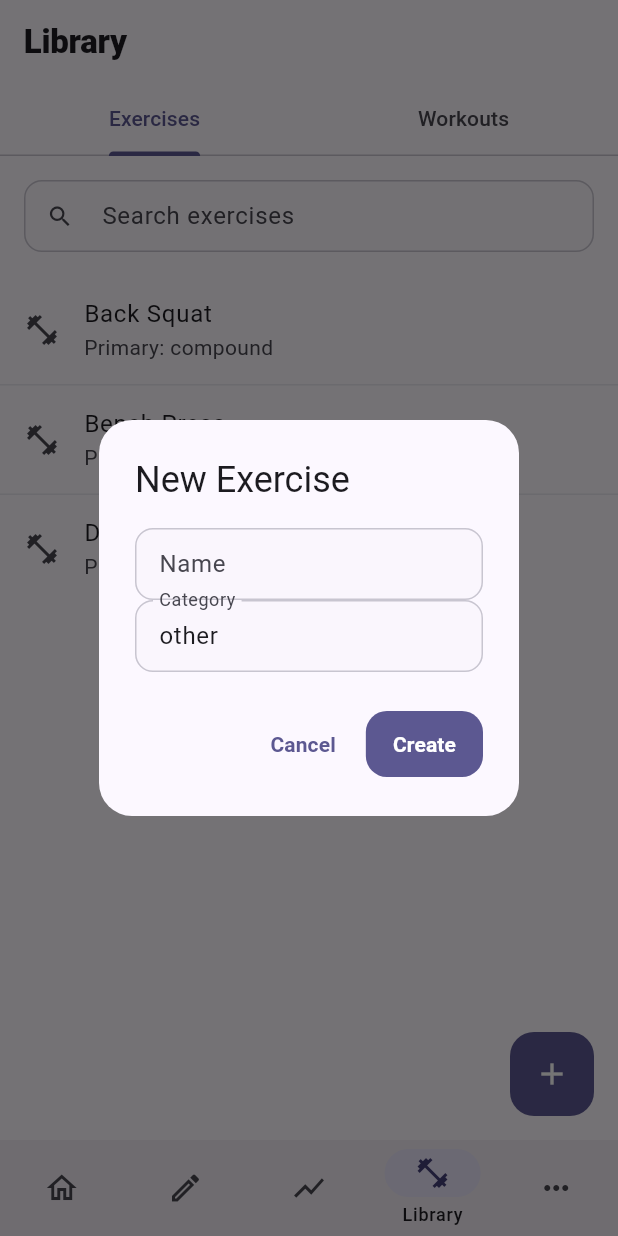
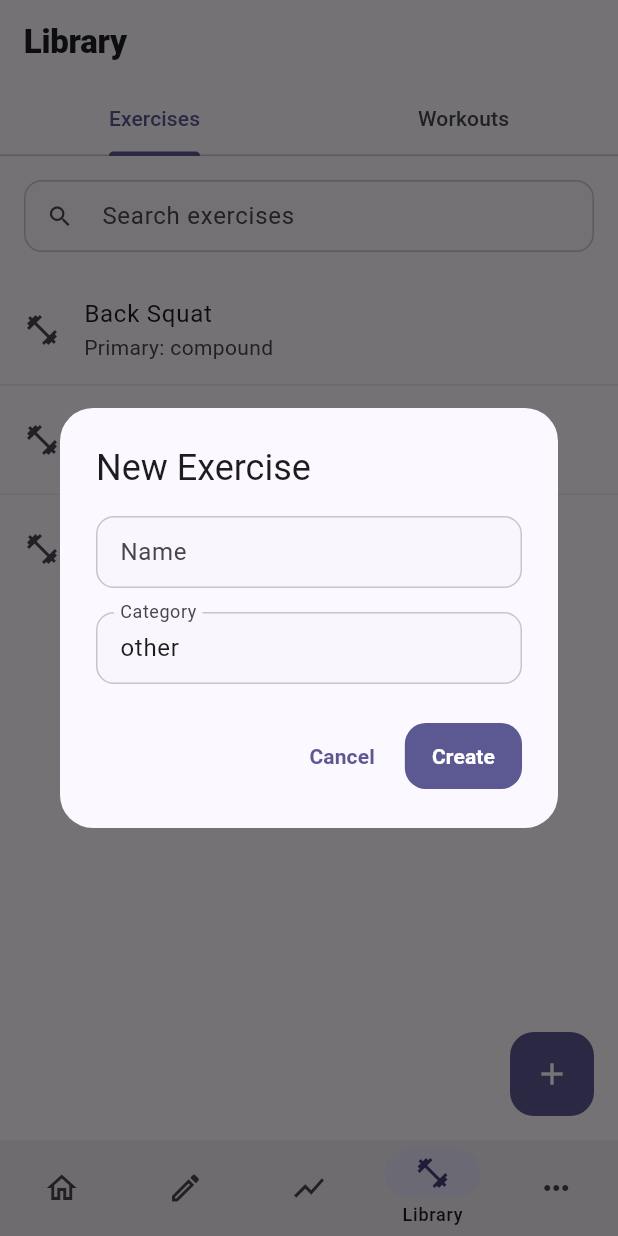
Before and after one commit to OriolHinojo/gym_tracker, a Flutter app: the LibraryScreen screen opened by its route, after a tap on the "add" icon, on a phone screen of 412 x 824 dp. Run offline on Flutter 3.47's test engine with Material 3 defaults, Android fonts, the phone set to English and light mode, and no system bars; our stand-ins replace flutter_riverpod, go_router.

Commit message:
improved visual of adding exercise

```diff
--- a/lib/screens/library/library_screen.dart
+++ b/lib/screens/library/library_screen.dart
@@ -71,12 +71,22 @@ class _LibraryScreenState extends State<LibraryScreen>
       context: context,
       builder: (ctx) => AlertDialog(
         title: const Text('New Exercise'),
-        content: Column(
-          mainAxisSize: MainAxisSize.min,
-          children: [
-            TextField(controller: nameCtrl, decoration: const InputDecoration(labelText: 'Name')),
-            TextField(controller: catCtrl, decoration: const InputDecoration(labelText: 'Category')),
-          ],
+        content: SizedBox(
+          width: 360,
+          child: Column(
+            mainAxisSize: MainAxisSize.min,
+            children: [
+              TextField(
+                controller: nameCtrl,
+                decoration: const InputDecoration(labelText: 'Name'),
+              ),
+              const SizedBox(height: 16),
+              TextField(
+                controller: catCtrl,
+                decoration: const InputDecoration(labelText: 'Category'),
+              ),
+            ],
+          ),
         ),
         actions: [
           TextButton(onPressed: () => Navigator.pop(ctx), child: const Text('Cancel')),
```
